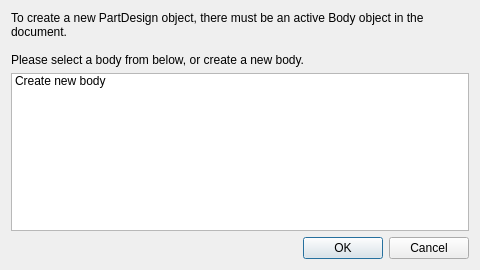
southseact-3d/fcd, file src/Mod/PartDesign/Gui/DlgActiveBody.ui: the form before one commit.
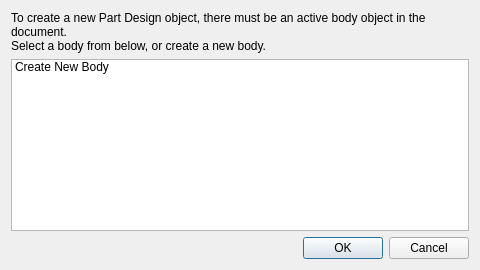
The form after the commit.

Commit message:
PartDesign: Update UI strings for consistency and correct for new fuctions and typos
Closes: #22128

```diff
--- a/src/Mod/PartDesign/Gui/DlgActiveBody.ui
+++ b/src/Mod/PartDesign/Gui/DlgActiveBody.ui
@@ -17,9 +17,8 @@
    <item>
     <widget class="QLabel" name="label">
      <property name="text">
-       <string>To create a new PartDesign object, there must be an active Body object in the document.
-
-Please select a body from below, or create a new body.</string>
+       <string>To create a new Part Design object, there must be an active body object in the document.
+Select a body from below, or create a new body.</string>
      </property>
      <property name="scaledContents">
       <bool>true</bool>
@@ -33,7 +32,7 @@
     <widget class="QListWidget" name="bodySelect">
      <item>
       <property name="text">
-       <string>Create new body</string>
+       <string>Create New Body</string>
       </property>
      </item>
     </widget>
```
The commit also changes 86 other files.
